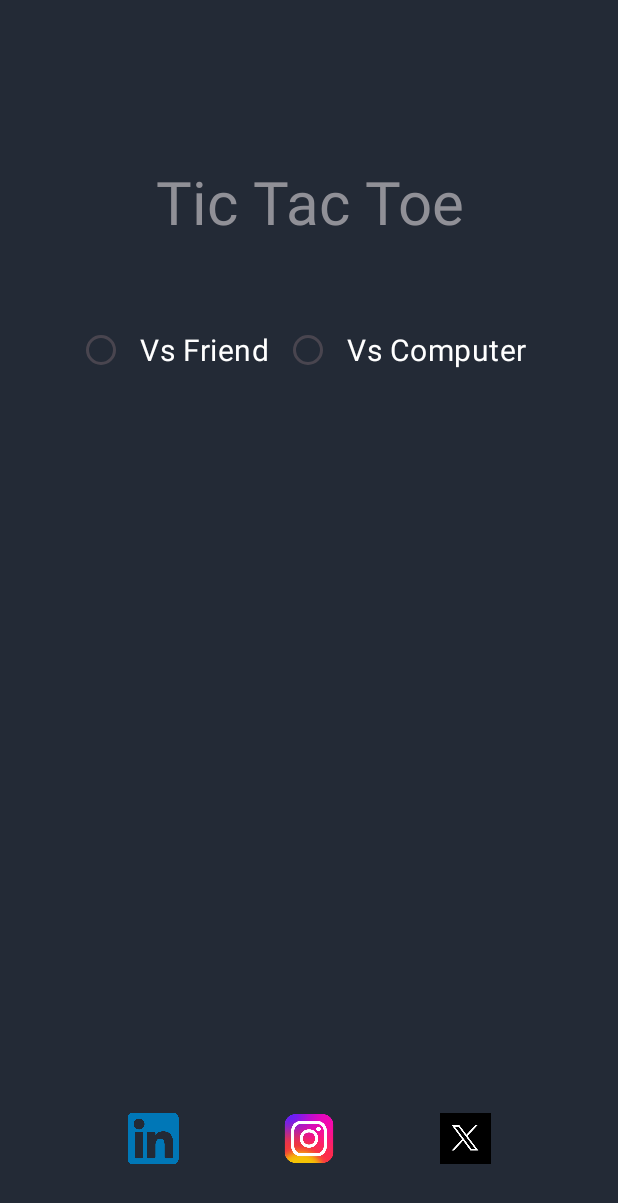
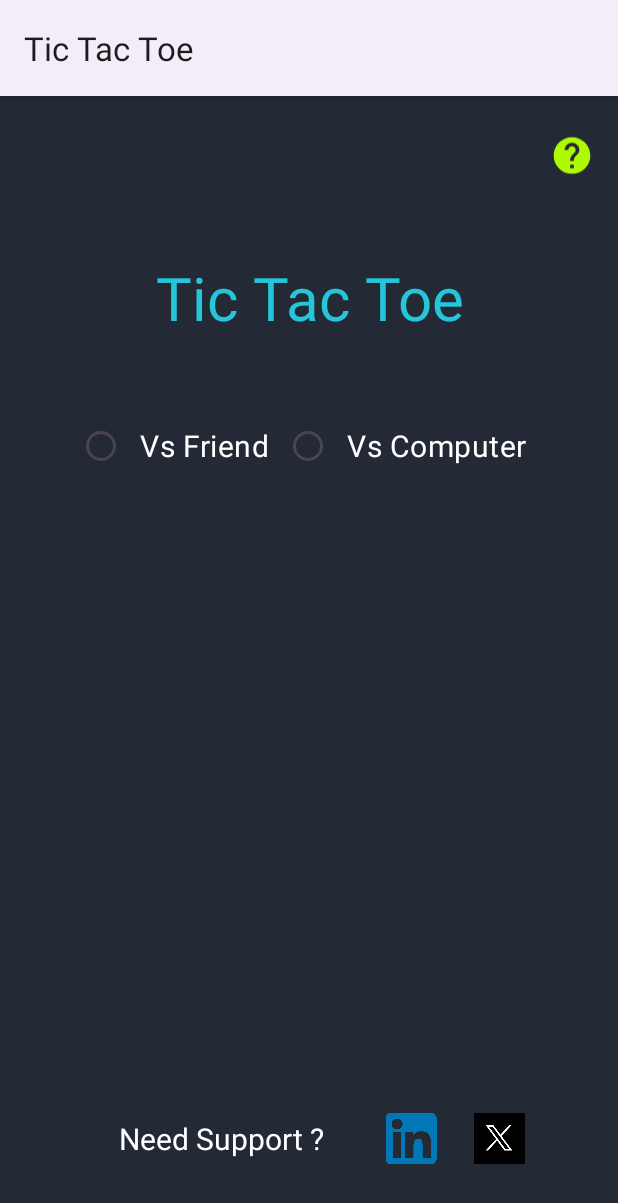
Before and after one commit to DarkImpact1/Tic-Tac-Toe-App, an Android app: the screen it shows after launch (PlayerInputActivity), on a phone screen of 412 x 824 dp. Shown: the top 1203 px of the screen. Run offline under Robolectric (Android 15) with nearby library versions, the light colour scheme and no system bars.

Commit message:
Update support

```diff
--- a/app/src/main/java/com/example/tictactoe/MainActivity.kt
+++ b/app/src/main/java/com/example/tictactoe/MainActivity.kt
@@ -1,8 +1,11 @@
 package com.example.tictactoe
 
+import android.content.Intent
+import android.net.Uri
 import android.os.Bundle
 import android.view.View
 import android.widget.Button
+import android.widget.ImageView
 import android.widget.TextView
 import android.widget.Toast
 import androidx.appcompat.app.AppCompatActivity
@@ -67,6 +70,7 @@ class MainActivity : AppCompatActivity() {
 
         updatePlayerTurn()
         initializeBoard()
+
     }
 
     private fun initializeBoard() {
@@ -197,7 +201,7 @@ class MainActivity : AppCompatActivity() {
         }
     }
 
-    fun restartGame() {
+    fun restartGame(view: View) {
         for (i in buttons.indices) {
             buttons[i].text = ""
             buttons[i].setBackgroundColor(ContextCompat.getColor(this, R.color.teal))
--- a/app/src/main/java/com/example/tictactoe/PlayerInputActivity.kt
+++ b/app/src/main/java/com/example/tictactoe/PlayerInputActivity.kt
@@ -23,8 +23,9 @@ class PlayerInputActivity : AppCompatActivity() {
 
         // ImageViews for social media icons
         val linkedInImageView = findViewById<ImageView>(R.id.linkedin)
-        val instagramImageView = findViewById<ImageView>(R.id.instagram)
         val twitterImageView = findViewById<ImageView>(R.id.twitter)
+        val helpIcon =findViewById<ImageView>(R.id.help_icon)
+
 
         // Hide second player's name initially (for vs computer mode)
         player1NameEditText.visibility = EditText.GONE
@@ -86,16 +87,19 @@ class PlayerInputActivity : AppCompatActivity() {
             openUrl(linkedInUrl)
         }
 
-        // Set click listener for Instagram ImageView
-        instagramImageView.setOnClickListener {
-            val instagramUrl = "https://www.instagram.com/dmohit13/"
-            openUrl(instagramUrl)
-        }
 
         // Set click listener for Twitter ImageView
         twitterImageView.setOnClickListener {
             val twitterUrl = "https://twitter.com/dmohit013"
             openUrl(twitterUrl)
+        }
+
+        helpIcon.setOnClickListener{
+            val emailIntent = Intent(Intent.ACTION_SENDTO).apply {
+                data = Uri.parse("mailto:helpassistant.tictactoegame@gmail.com")
+                putExtra(Intent.EXTRA_SUBJECT, "Help with Tic-Tac-Toe Game")
+            }
+            startActivity(emailIntent)
         }
     }
 
--- /dev/null
+++ b/app/src/main/res/drawable/help_icon.xml
@@ -0,0 +1,5 @@
+<vector xmlns:android="http://schemas.android.com/apk/res/android" android:autoMirrored="true" android:height="24dp" android:tint="#AEFA00" android:viewportHeight="24" android:viewportWidth="24" android:width="24dp">
+
+    <path android:fillColor="@android:color/white" android:pathData="M12,2C6.48,2 2,6.48 2,12s4.48,10 10,10 10,-4.48 10,-10S17.52,2 12,2zM13,19h-2v-2h2v2zM15.07,11.25l-0.9,0.92C13.45,12.9 13,13.5 13,15h-2v-0.5c0,-1.1 0.45,-2.1 1.17,-2.83l1.24,-1.26c0.37,-0.36 0.59,-0.86 0.59,-1.41 0,-1.1 -0.9,-2 -2,-2s-2,0.9 -2,2L8,9c0,-2.21 1.79,-4 4,-4s4,1.79 4,4c0,0.88 -0.36,1.68 -0.93,2.25z"/>
+
+</vector>
--- a/app/src/main/res/layout/activity_player_input.xml
+++ b/app/src/main/res/layout/activity_player_input.xml
@@ -97,7 +97,7 @@
         android:gravity="center"
         android:text="@string/app_name"
         android:textAlignment="center"
-        android:textColor="@color/material_dynamic_neutral60"
+        android:textColor="@color/my_light_primary"
         android:textSize="40sp"
         app:layout_constraintEnd_toEndOf="parent"
         app:layout_constraintHorizontal_bias="0.5"
@@ -118,6 +118,16 @@
         app:layout_constraintStart_toStartOf="parent">
 
 
+        <TextView
+            android:layout_width="wrap_content"
+            android:layout_height="match_parent"
+            android:text="Need Support ?"
+            android:textColor="@color/my_light_on_primary"
+            android:textSize="20sp"
+            android:layout_weight="1"
+            android:gravity="center"
+            />
+
         <ImageView
             android:id="@+id/linkedin"
             android:layout_width="0dp"
@@ -125,12 +135,6 @@
             android:layout_weight="1"
             app:srcCompat="@drawable/linked_in_logo" />
 
-        <ImageView
-            android:id="@+id/instagram"
-            android:layout_width="0dp"
-            android:layout_height="wrap_content"
-            android:layout_weight="1"
-            app:srcCompat="@drawable/insta_logo" />
 
         <ImageView
             android:id="@+id/twitter"
@@ -139,6 +143,21 @@
             android:layout_weight="1"
             app:srcCompat="@drawable/twitter_logo" />
 
+
+
+
+
     </LinearLayout>
 
+    <ImageView
+        android:id="@+id/help_icon"
+        android:layout_width="29dp"
+        android:layout_height="47dp"
+        android:layout_marginTop="16dp"
+        android:layout_marginEnd="16dp"
+        android:layout_weight="1"
+        app:layout_constraintEnd_toEndOf="parent"
+        app:layout_constraintTop_toTopOf="parent"
+        app:srcCompat="@drawable/help_icon" />
+
 </androidx.constraintlayout.widget.ConstraintLayout>
--- a/app/src/main/res/values/themes.xml
+++ b/app/src/main/res/values/themes.xml
@@ -1,7 +1,7 @@
 <resources xmlns:tools="http://schemas.android.com/tools">
 
     <!-- Base application theme with Day/Night support -->
-    <style name="Base.Theme.TicTacToe" parent="Theme.Material3.DayNight.NoActionBar">
+    <style name="Base.Theme.TicTacToe" parent="Theme.Material3.DayNight">
 
         <!-- Light theme customizations -->
         <item name="colorPrimary">@color/my_light_primary</item>
```
Also changed, not shown: app/src/main/res/layout/activity_main.xml (+19 -7 lines).
